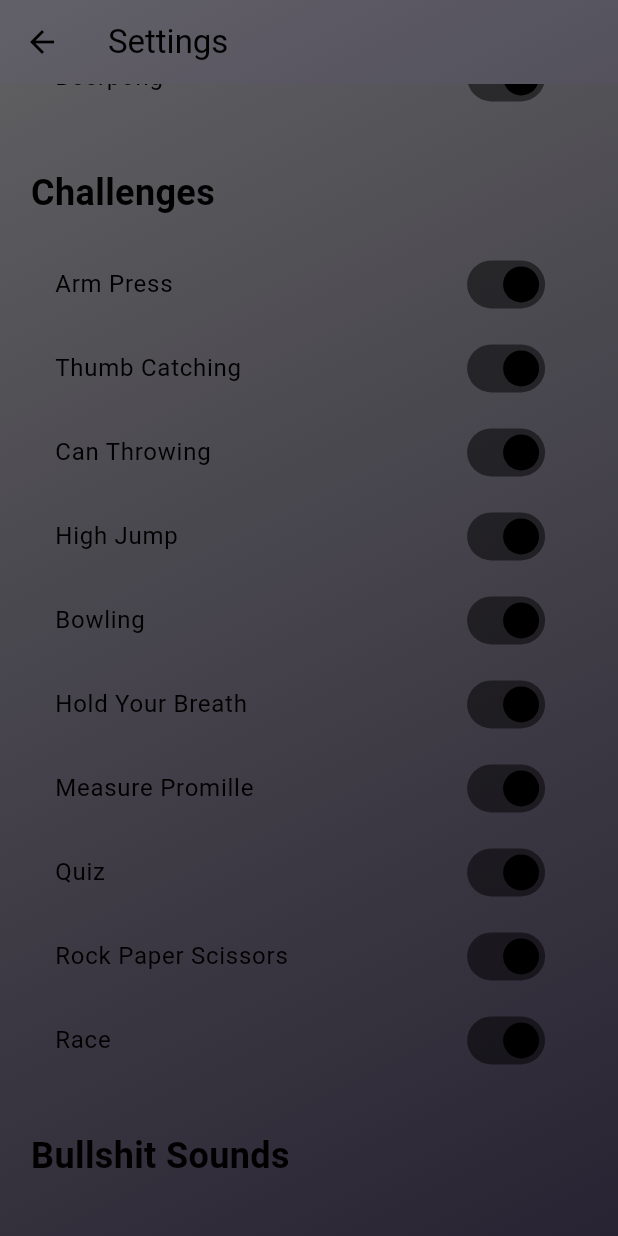
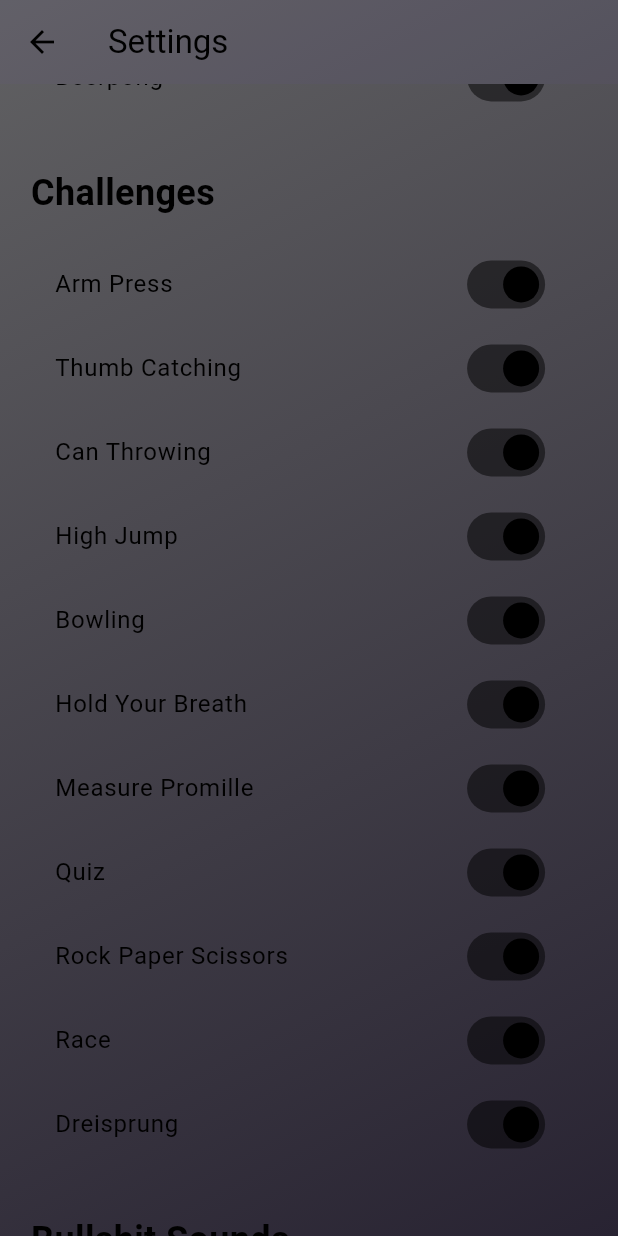
Before and after one commit to Hurri-Game/SmartphoneApp, a Flutter app: the SettingsScreen screen opened directly with empty values, scrolled down 439 dp, on a phone screen of 412 x 824 dp. Run offline on Flutter 3.47's test engine with Material 3 defaults, Android fonts, the phone set to English and light mode, and no system bars; our stand-ins replace audioplayers, csv, flutter_blue_plus, permission_handler, shared_preferences, wakelock_plus; accounts and stored records are empty; statements that could not run were skipped.

Commit message:
Add Dreisprung

```diff
--- a/lib/challenges.dart
+++ b/lib/challenges.dart
@@ -500,3 +500,21 @@ class Race extends Challenge {
     gameLogger.info('Race stopped!');
   }
 }
+
+class Dreisprung extends Challenge {
+  Dreisprung(
+    SoundManager soundManager,
+    LedRing? ledRing,
+    void Function() stopCallback,
+  ) : super(soundManager, ledRing, stopCallback);
+
+  @override
+  void play() async {
+    // TODO: implement play
+    super.play();
+    await soundManager.playSound('sounds/challenges/Dreisprung.mp3');
+    gameLogger.info('Race is being played!');
+    await soundManager.waitForSoundToFinish();
+    stop();
+  }
+}
--- a/lib/game_engine.dart
+++ b/lib/game_engine.dart
@@ -31,6 +31,7 @@ enum Challenges {
   rockPaperScissors,
   //staringContest, // soundfile not working
   race,
+  dreisprung,
 }
 
 class GameEngine {
@@ -215,6 +216,8 @@ class GameEngine {
       case Challenges.race:
         game = Race(soundManager, ledRing, idleGameEngine);
         break;
+      case Challenges.dreisprung:
+        game = Dreisprung(soundManager, ledRing, idleGameEngine);
       default:
         throw Exception("Game $currentChallenge is not implemented yet.");
     }
@@ -274,6 +277,8 @@ class GameEngine {
         return "Rock Paper Scissors";
       case Challenges.race:
         return "Race";
+      case Challenges.dreisprung:
+        return "Dreisprung";
       default:
         return challenge.toString().split('.').last;
     }
--- a/pubspec.yaml
+++ b/pubspec.yaml
@@ -416,6 +416,8 @@ flutter:
     - assets/sounds/challenges/RockPaperScissors.mp3
     - assets/sounds/challenges/StaringContest.mp3
     - assets/sounds/challenges/ThumbCatching.mp3
+    - assets/sounds/challenges/Dreisprung.mp3
+
 
 
   # To add assets to your application, add an assets section, like this:
```
Also changed, not shown: 1 other file.
